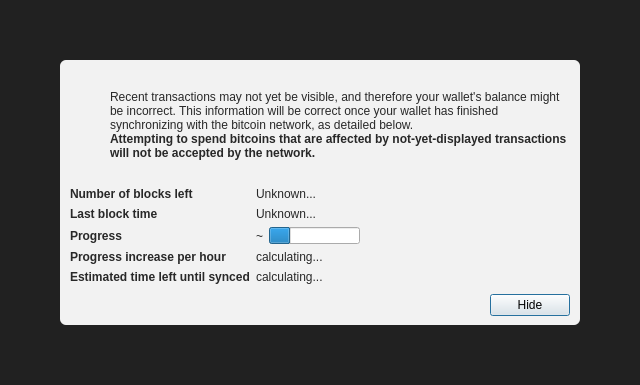
Before: the Qt Designer form src/qt/forms/modaloverlay.ui in mraksoll4/litecoinfinance2, drawn with Qt 5.
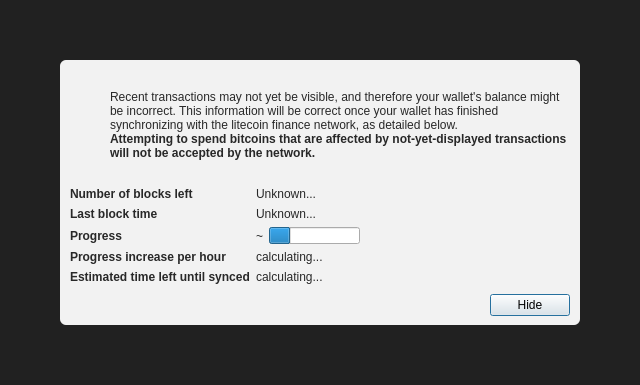
After: the same form once the commit is applied. Icons and pictures are not drawn. Custom widgets are drawn as their Qt base class.

Commit message:
Rename from " bitcoin " to " litecoin finance "
Rename from " bitcoin " to " litecoin finance ".

Diff of the .ui file:
```diff
--- a/src/qt/forms/modaloverlay.ui
+++ b/src/qt/forms/modaloverlay.ui
@@ -130,7 +130,7 @@
              <item>
               <widget class="QLabel" name="infoText">
                <property name="text">
-                <string>Recent transactions may not yet be visible, and therefore your wallet's balance might be incorrect. This information will be correct once your wallet has finished synchronizing with the bitcoin network, as detailed below.</string>
+                <string>Recent transactions may not yet be visible, and therefore your wallet's balance might be incorrect. This information will be correct once your wallet has finished synchronizing with the litecoin finance network, as detailed below.</string>
                </property>
                <property name="textFormat">
                 <enum>Qt::RichText</enum>
```
The commit also changes 131 other files.
